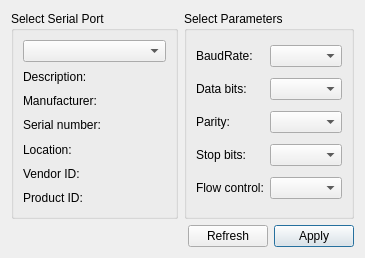
Qt form settingsdialog.ui (schwemmdx/rs232-tool) before a commit.
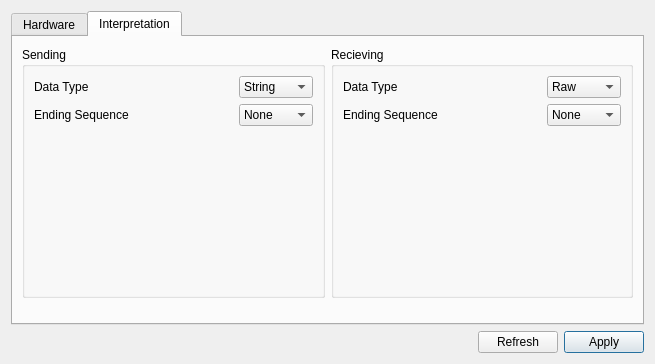
The same form after that commit. The open tabs and pages were chosen to show the change.

```diff
--- a/settingsdialog.ui
+++ b/settingsdialog.ui
@@ -6,49 +6,34 @@
    <rect>
     <x>0</x>
     <y>0</y>
-    <width>365</width>
-    <height>258</height>
+    <width>655</width>
+    <height>364</height>
    </rect>
   </property>
   <property name="windowTitle">
    <string>Settings</string>
   </property>
   <layout class="QGridLayout" name="gridLayout_3">
-   <item row="1" column="0" colspan="2">
-    <layout class="QHBoxLayout" name="horizontalLayout">
-     <item>
-      <spacer name="horizontalSpacer">
-       <property name="orientation">
-        <enum>Qt::Horizontal</enum>
-       </property>
-       <property name="sizeHint" stdset="0">
-        <size>
-         <width>96</width>
-         <height>10</height>
-        </size>
+   <item row="0" column="0" colspan="2">
+    <widget class="QTabWidget" name="tabWidget">
+     <property name="currentIndex">
+      <number>0</number>
+     </property>
+     <widget class="QWidget" name="hw_tab">
+      <attribute name="title">
+       <string>Hardware</string>
+      </attribute>
+      <widget class="QWidget" name="horizontalLayoutWidget">
+       <property name="geometry">
+        <rect>
+         <x>10</x>
+         <y>10</y>
+         <width>611</width>
+         <height>251</height>
+        </rect>
        </property>
-      </spacer>
-     </item>
+       <layout class="QHBoxLayout" name="horizontalLayout_3">
      <item>
-      <widget class="QPushButton" name="refreshBtn">
-       <property name="text">
-        <string>Refresh</string>
-       </property>
-      </widget>
-     </item>
-     <item>
-      <widget class="QPushButton" name="applyButton">
-       <property name="text">
-        <string>Apply</string>
-       </property>
-       <property name="default">
-        <bool>true</bool>
-       </property>
-      </widget>
-     </item>
-    </layout>
-   </item>
-   <item row="0" column="0">
     <widget class="QGroupBox" name="selectBox">
      <property name="title">
       <string>Select Serial Port</string>
@@ -102,68 +87,323 @@
      </layout>
     </widget>
    </item>
-   <item row="0" column="1">
+        <item>
     <widget class="QGroupBox" name="parametersBox">
      <property name="title">
       <string>Select Parameters</string>
      </property>
      <layout class="QGridLayout" name="gridLayout_2">
-      <item row="0" column="0">
+           <item row="1" column="2">
+            <widget class="QComboBox" name="dataBitsBox"/>
+           </item>
+           <item row="4" column="2">
+            <widget class="QComboBox" name="flowControlBox"/>
+           </item>
+           <item row="3" column="1">
+            <widget class="QLabel" name="stopBitsLabel">
+             <property name="text">
+              <string>Stop bits:</string>
+             </property>
+            </widget>
+           </item>
+           <item row="2" column="2">
+            <widget class="QComboBox" name="parityBox"/>
+           </item>
+           <item row="0" column="1">
        <widget class="QLabel" name="baudRateLabel">
         <property name="text">
          <string>BaudRate:</string>
         </property>
        </widget>
       </item>
-      <item row="0" column="1">
+           <item row="0" column="2">
        <widget class="QComboBox" name="baudRateBox">
         <property name="modelColumn">
          <number>0</number>
         </property>
        </widget>
       </item>
-      <item row="1" column="0">
+           <item row="1" column="1">
        <widget class="QLabel" name="dataBitsLabel">
         <property name="text">
          <string>Data bits:</string>
         </property>
        </widget>
       </item>
-      <item row="1" column="1">
-       <widget class="QComboBox" name="dataBitsBox"/>
-      </item>
-      <item row="2" column="0">
-       <widget class="QLabel" name="parityLabel">
-        <property name="text">
-         <string>Parity:</string>
-        </property>
-       </widget>
-      </item>
-      <item row="2" column="1">
-       <widget class="QComboBox" name="parityBox"/>
-      </item>
-      <item row="3" column="0">
-       <widget class="QLabel" name="stopBitsLabel">
-        <property name="text">
-         <string>Stop bits:</string>
-        </property>
-       </widget>
-      </item>
-      <item row="3" column="1">
-       <widget class="QComboBox" name="stopBitsBox"/>
-      </item>
-      <item row="4" column="0">
+           <item row="4" column="1">
        <widget class="QLabel" name="flowControlLabel">
         <property name="text">
          <string>Flow control:</string>
         </property>
        </widget>
       </item>
-      <item row="4" column="1">
-       <widget class="QComboBox" name="flowControlBox"/>
-      </item>
-     </layout>
-    </widget>
+           <item row="3" column="2">
+            <widget class="QComboBox" name="stopBitsBox"/>
+           </item>
+           <item row="2" column="1">
+            <widget class="QLabel" name="parityLabel">
+             <property name="text">
+              <string>Parity:</string>
+             </property>
+            </widget>
+           </item>
+          </layout>
+         </widget>
+        </item>
+       </layout>
+      </widget>
+     </widget>
+     <widget class="QWidget" name="interpret_tab">
+      <attribute name="title">
+       <string>Interpretation</string>
+      </attribute>
+      <widget class="QWidget" name="horizontalLayoutWidget_2">
+       <property name="geometry">
+        <rect>
+         <x>9</x>
+         <y>10</y>
+         <width>611</width>
+         <height>251</height>
+        </rect>
+       </property>
+       <layout class="QHBoxLayout" name="horizontalLayout_6">
+        <item>
+         <widget class="QGroupBox" name="groupBox">
+          <property name="title">
+           <string>Sending</string>
+          </property>
+          <layout class="QGridLayout" name="gridLayout_4">
+           <item row="0" column="0">
+            <widget class="QLabel" name="label_5">
+             <property name="text">
+              <string>Data Type</string>
+             </property>
+            </widget>
+           </item>
+           <item row="1" column="2">
+            <widget class="QComboBox" name="comboBox_5">
+             <item>
+              <property name="text">
+               <string>None</string>
+              </property>
+             </item>
+             <item>
+              <property name="text">
+               <string>\n</string>
+              </property>
+             </item>
+             <item>
+              <property name="text">
+               <string>\r</string>
+              </property>
+             </item>
+             <item>
+              <property name="text">
+               <string>\r\n</string>
+              </property>
+             </item>
+             <item>
+              <property name="text">
+               <string>Custom</string>
+              </property>
+             </item>
+            </widget>
+           </item>
+           <item row="0" column="2">
+            <widget class="QComboBox" name="comboBox_6">
+             <item>
+              <property name="text">
+               <string>String</string>
+              </property>
+             </item>
+             <item>
+              <property name="text">
+               <string>Number</string>
+              </property>
+             </item>
+             <item>
+              <property name="text">
+               <string>Logical</string>
+              </property>
+             </item>
+             <item>
+              <property name="text">
+               <string>Raw</string>
+              </property>
+             </item>
+            </widget>
+           </item>
+           <item row="1" column="0">
+            <widget class="QLabel" name="label_6">
+             <property name="text">
+              <string>Ending Sequence</string>
+             </property>
+            </widget>
+           </item>
+           <item row="2" column="0">
+            <spacer name="verticalSpacer">
+             <property name="orientation">
+              <enum>Qt::Vertical</enum>
+             </property>
+             <property name="sizeHint" stdset="0">
+              <size>
+               <width>20</width>
+               <height>40</height>
+              </size>
+             </property>
+            </spacer>
+           </item>
+           <item row="0" column="1" rowspan="3">
+            <spacer name="horizontalSpacer_3">
+             <property name="orientation">
+              <enum>Qt::Horizontal</enum>
+             </property>
+             <property name="sizeHint" stdset="0">
+              <size>
+               <width>40</width>
+               <height>20</height>
+              </size>
+             </property>
+            </spacer>
+           </item>
+          </layout>
+         </widget>
+        </item>
+        <item>
+         <widget class="QGroupBox" name="groupBox_2">
+          <property name="title">
+           <string>Recieving</string>
+          </property>
+          <layout class="QGridLayout" name="gridLayout_5">
+           <item row="0" column="0">
+            <widget class="QLabel" name="label_7">
+             <property name="text">
+              <string>Data Type</string>
+             </property>
+            </widget>
+           </item>
+           <item row="0" column="2">
+            <widget class="QComboBox" name="comboBox_8">
+             <item>
+              <property name="text">
+               <string>Raw</string>
+              </property>
+             </item>
+             <item>
+              <property name="text">
+               <string>String</string>
+              </property>
+             </item>
+             <item>
+              <property name="text">
+               <string>Number</string>
+              </property>
+             </item>
+            </widget>
+           </item>
+           <item row="1" column="0">
+            <widget class="QLabel" name="label_8">
+             <property name="text">
+              <string>Ending Sequence</string>
+             </property>
+            </widget>
+           </item>
+           <item row="2" column="0">
+            <spacer name="verticalSpacer_2">
+             <property name="orientation">
+              <enum>Qt::Vertical</enum>
+             </property>
+             <property name="sizeHint" stdset="0">
+              <size>
+               <width>20</width>
+               <height>40</height>
+              </size>
+             </property>
+            </spacer>
+           </item>
+           <item row="0" column="1" rowspan="3">
+            <spacer name="horizontalSpacer_4">
+             <property name="orientation">
+              <enum>Qt::Horizontal</enum>
+             </property>
+             <property name="sizeHint" stdset="0">
+              <size>
+               <width>40</width>
+               <height>20</height>
+              </size>
+             </property>
+            </spacer>
+           </item>
+           <item row="1" column="2">
+            <widget class="QComboBox" name="comboBox_7">
+             <item>
+              <property name="text">
+               <string>None</string>
+              </property>
+             </item>
+             <item>
+              <property name="text">
+               <string>\n</string>
+              </property>
+             </item>
+             <item>
+              <property name="text">
+               <string>\r</string>
+              </property>
+             </item>
+             <item>
+              <property name="text">
+               <string>\r\n</string>
+              </property>
+             </item>
+             <item>
+              <property name="text">
+               <string>Custom</string>
+              </property>
+             </item>
+            </widget>
+           </item>
+          </layout>
+         </widget>
+        </item>
+       </layout>
+      </widget>
+     </widget>
+    </widget>
+   </item>
+   <item row="2" column="0" colspan="2">
+    <layout class="QHBoxLayout" name="horizontalLayout">
+     <item>
+      <spacer name="horizontalSpacer_2">
+       <property name="orientation">
+        <enum>Qt::Horizontal</enum>
+       </property>
+       <property name="sizeHint" stdset="0">
+        <size>
+         <width>40</width>
+         <height>20</height>
+        </size>
+       </property>
+      </spacer>
+     </item>
+     <item>
+      <widget class="QPushButton" name="refreshBtn">
+       <property name="text">
+        <string>Refresh</string>
+       </property>
+      </widget>
+     </item>
+     <item>
+      <widget class="QPushButton" name="applyButton">
+       <property name="text">
+        <string>Apply</string>
+       </property>
+       <property name="default">
+        <bool>true</bool>
+       </property>
+      </widget>
+     </item>
+    </layout>
    </item>
   </layout>
  </widget>
```
Lines whose indentation alone changed are shown as unchanged.
